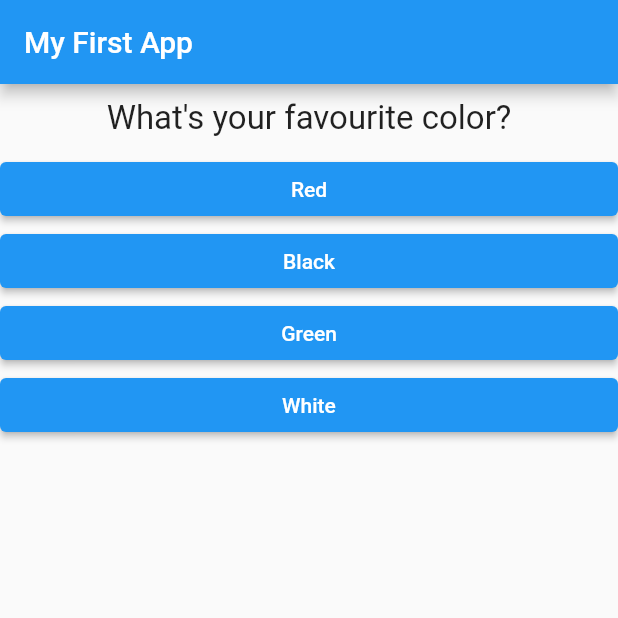
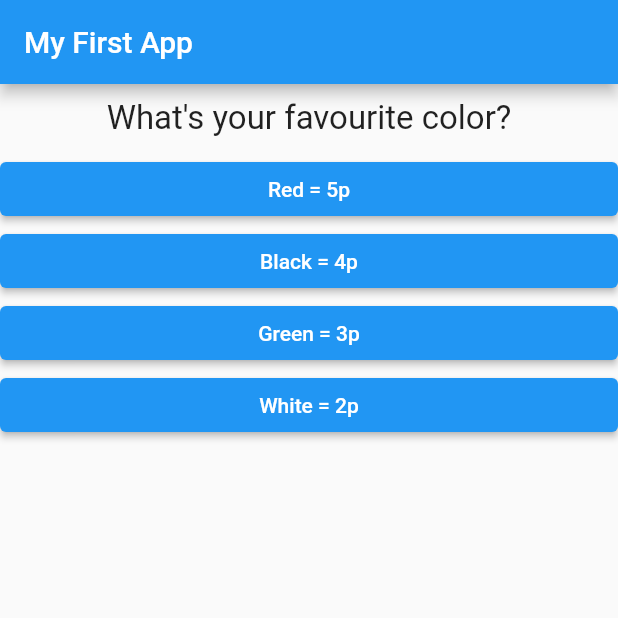
Before and after one commit to amrabdalfatah/Quiz_App, a Flutter app: the screen it shows after launch, on a phone screen of 412 x 824 dp, the top half of it. Run offline on Flutter 3.47's test engine with Material 2 defaults, Android fonts, the phone set to English and light mode, and no system bars.

Commit message:
calculate result of choice

```diff
--- a/lib/answer.dart
+++ b/lib/answer.dart
@@ -5,6 +5,7 @@ class Answer extends StatelessWidget {
   final Function selectAnswer;
 
   Answer({@required this.textAnswer, @required this.selectAnswer});
+
   @override
   Widget build(BuildContext context) {
     return Container(
--- /dev/null
+++ b/lib/home.dart
@@ -0,0 +1,124 @@
+import 'package:flutter/material.dart';
+
+import './question.dart';
+import './answer.dart';
+import './result.dart';
+
+class MyApp extends StatefulWidget {
+  @override
+  _MyAppState createState() => _MyAppState();
+}
+
+class _MyAppState extends State<MyApp> {
+  var _questionIndex = 0;
+  int _result = 0;
+
+  final questions = const [
+    {
+      'questionText': 'What\'s your favourite color?',
+      'answers': [
+        {
+          'answer': 'Red = 5p',
+          'result': 5,
+        },
+        {
+          'answer': 'Black = 4p',
+          'result': 4,
+        },
+        {
+          'answer': 'Green = 3p',
+          'result': 3,
+        },
+        {
+          'answer': 'White = 2p',
+          'result': 2,
+        },
+      ],
+    },
+    {
+      'questionText': 'What\'s your favourite Animal?',
+      'answers': [
+        {
+          'answer': 'Rabbit = 5p',
+          'result': 5,
+        },
+        {
+          'answer': 'Snacke = 4p',
+          'result': 4,
+        },
+        {
+          'answer': 'Lion = 3p',
+          'result': 3,
+        },
+        {
+          'answer': 'Elephant = 2p',
+          'result': 2,
+        },
+      ],
+    },
+    {
+      'questionText': 'Who\'s your favourite Instructor?',
+      'answers': [
+        {
+          'answer': 'Amr = 5p',
+          'result': 5,
+        },
+        {
+          'answer': 'Max = 4p',
+          'result': 4,
+        },
+        {
+          'answer': 'Anjela = 3p',
+          'result': 3,
+        },
+      ],
+    },
+  ];
+
+  void _answerQuestion() {
+    setState(() {
+      _questionIndex = _questionIndex + 1;
+    });
+  }
+
+  void calculteResult(int result){
+    _result += result;
+  }
+
+  void _restartQuestion() {
+    setState(() {
+      _result = 0;
+      _questionIndex = 0;
+    });
+  }
+
+  @override
+  Widget build(BuildContext context) {
+    return MaterialApp(
+      home: Scaffold(
+        appBar: AppBar(
+          title: Text('My First App'),
+        ),
+        body: (_questionIndex < questions.length)
+            ? Column(
+                children: [
+                  Question(
+                    questions[_questionIndex]['questionText'],
+                  ),
+                  ...(questions[_questionIndex]['answers'] as List<Map>)
+                      .map((answer) {
+                    return Answer(
+                      textAnswer: answer['answer'],
+                      selectAnswer: (){
+                        calculteResult(answer['result']);
+                        _answerQuestion();
+                      },
+                    );
+                  }).toList(),
+                ],
+              )
+            : Result(_restartQuestion, _result),
+      ),
+    );
+  }
+}
--- a/lib/main.dart
+++ b/lib/main.dart
@@ -1,72 +1,7 @@
 import 'package:flutter/material.dart';
 
-import './question.dart';
-import './answer.dart';
-import './result.dart';
+import './home.dart';
 
 void main() {
   runApp(MyApp());
 }
-
-class MyApp extends StatefulWidget {
-  @override
-  _MyAppState createState() => _MyAppState();
-}
-
-class _MyAppState extends State<MyApp> {
-  var _questionIndex = 0;
-
-  final questions = const [
-    {
-      'questionText': 'What\'s your favourite color?',
-      'answers': ['Red', 'Black', 'Green', 'White'],
-    },
-    {
-      'questionText': 'What\'s your favourite Animal?',
-      'answers': ['Rabbit', 'Snack', 'Lion', 'Elephant'],
-    },
-    {
-      'questionText': 'Who\'s your favourite Instructor?',
-      'answers': ['Max', 'Amr', 'Anjela'],
-    },
-  ];
-
-  void _answerQuestion() {
-    setState(() {
-      _questionIndex = _questionIndex + 1;
-    });
-  }
-
-  void _restartQuestion() {
-    setState(() {
-      _questionIndex = 0;
-    });
-  }
-
-  @override
-  Widget build(BuildContext context) {
-    return MaterialApp(
-      home: Scaffold(
-        appBar: AppBar(
-          title: Text('My First App'),
-        ),
-        body: (_questionIndex < questions.length)
-            ? Column(
-                children: [
-                  Question(
-                    questions[_questionIndex]['questionText'],
-                  ),
-                  ...(questions[_questionIndex]['answers'] as List<String>)
-                      .map((answer) {
-                    return Answer(
-                      textAnswer: answer,
-                      selectAnswer: _answerQuestion,
-                    );
-                  }).toList(),
-                ],
-              )
-            : Result(_restartQuestion),
-      ),
-    );
-  }
-}
--- a/lib/result.dart
+++ b/lib/result.dart
@@ -2,14 +2,19 @@ import 'package:flutter/material.dart';
 
 class Result extends StatelessWidget {
   final Function restartQuestion;
+  final int result;
 
-  Result(this.restartQuestion);
+  Result(this.restartQuestion, this.result);
   @override
   Widget build(BuildContext context) {
     return Column(
       children: [
         Text(
           'Result',
+          style: TextStyle(fontSize: 30),
+        ),
+        Text(
+          '$result',
           style: TextStyle(fontSize: 30),
         ),
         TextButton(
```
